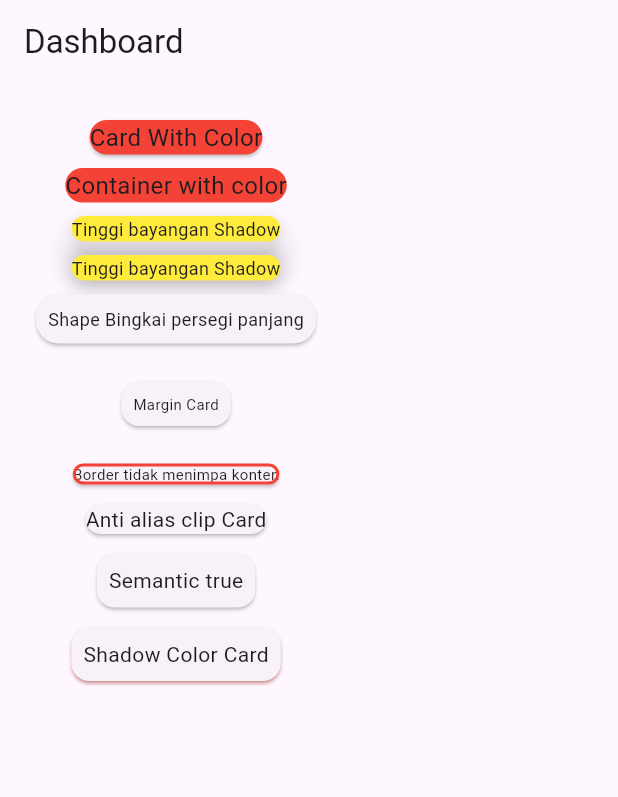
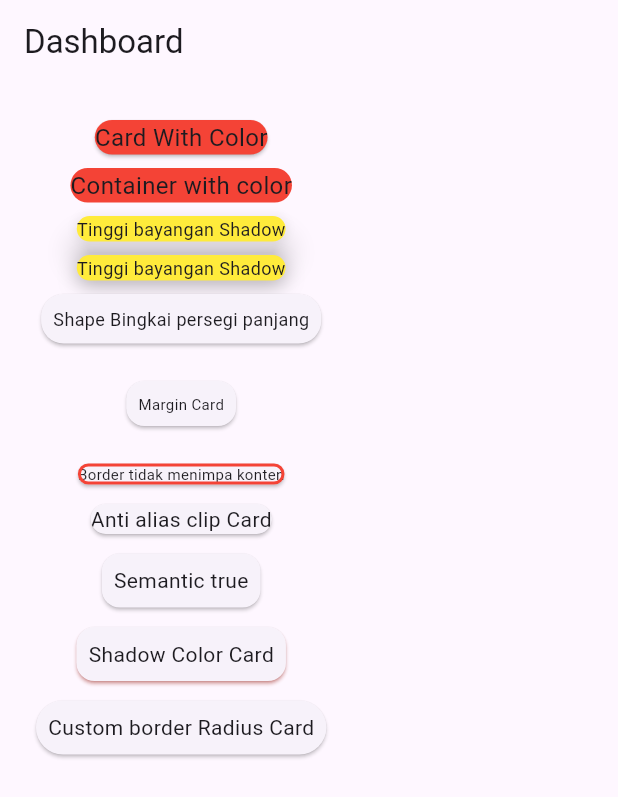
Before and after one commit to helenoktaa/week8_card, a Flutter app: the screen it shows after launch, on a phone screen of 412 x 824 dp. Shown: the top 797 px of the screen. Run offline on Flutter 3.47's test engine with Material 3 defaults, Android fonts, the phone set to English and light mode, and no system bars.

Commit message:
add card border radius

```diff
--- a/lib/pages/page_card_01.dart
+++ b/lib/pages/page_card_01.dart
@@ -124,6 +124,19 @@ class MyCardNight extends StatelessWidget {
                   ),
                 ),
               ),
+              SizedBox(height: 5),
+              Card(
+                shape: RoundedRectangleBorder(
+                  borderRadius: BorderRadius.circular(30.0),
+                ),
+                child: Padding(
+                  padding: const EdgeInsets.all(8.0),
+                  child: Text(
+                    "Custom border Radius Card",
+                    style: TextStyle(fontSize: 14.0),
+                  ),
+                ),
+              ),
             ],
           ),
         ),
```
